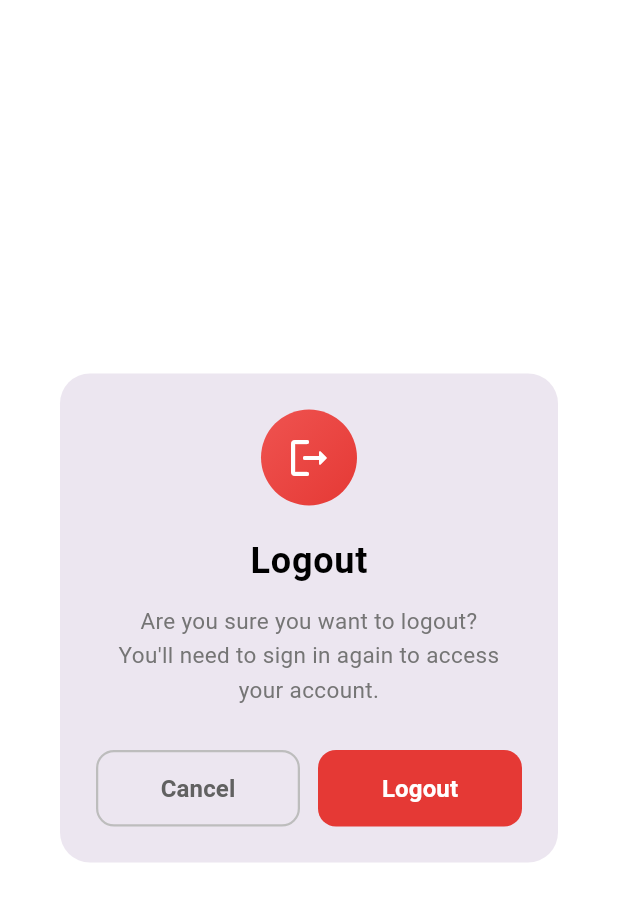
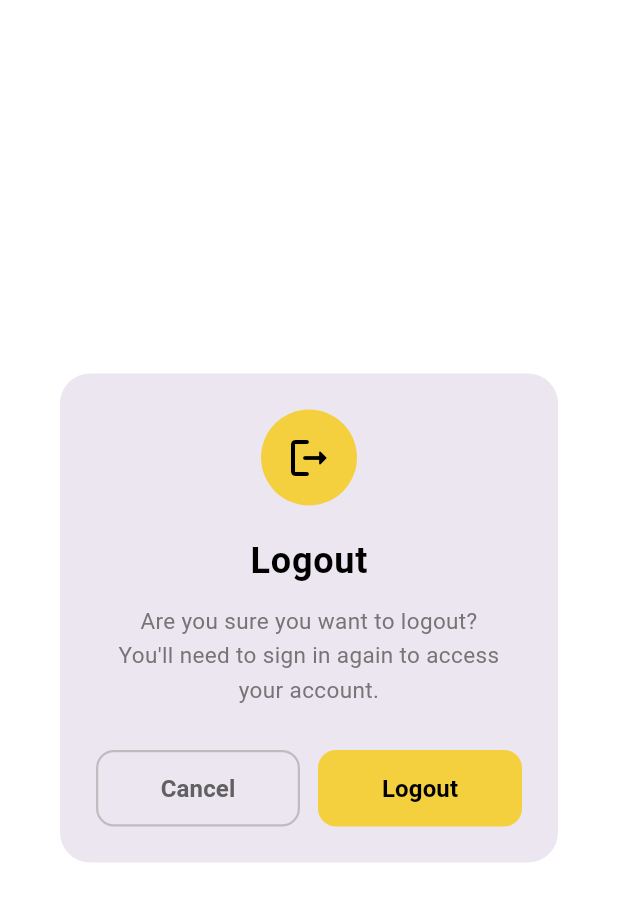
Before and after one commit to JomonJohnson9567/BEE-CHEM, a Flutter app: the LogoutDialog widget shown alone on an empty page, opened directly, on a phone screen of 412 x 824 dp. Shown: the top 902 px of the screen. Run offline on Flutter 3.47's test engine with Material 3 defaults, Android fonts, the phone set to English and light mode, and no system bars; our stand-ins replace equatable, flutter_bloc, shared_preferences, shimmer; accounts and stored records are empty; network calls fail; Roboto replaces fonts that are missing (Poppins).

Commit message:
Added Logout feature

```diff
--- a/lib/core/constants/app_colors.dart
+++ b/lib/core/constants/app_colors.dart
@@ -58,19 +58,19 @@ class AppColors {
   static const Color loadingIndicatorSecondary = Colors.white;
 
   // Logout Dialog Colors
-  static Color logoutIconGradientStart = Colors.red.shade400;
-  static Color logoutIconGradientEnd = Colors.red.shade600;
-  static const Color logoutIconColor = Colors.white;
+  static Color logoutIconGradientStart = Color(0xFFF4D03F);
+  static Color logoutIconGradientEnd = Color(0xFFF4D03F);
+  static const Color logoutIconColor = Colors.black;
   static const Color logoutTitleColor = Colors.black;
   static Color logoutContentColor = Colors.grey.shade600;
   static Color logoutCancelBorderColor = Colors.grey.shade400;
   static Color logoutCancelBorderColorDisabled = Colors.grey.shade300;
   static Color logoutCancelTextColor = Colors.grey.shade700;
   static Color logoutCancelTextColorDisabled = Colors.grey.shade400;
-  static Color logoutButtonBackground = Colors.red.shade600;
-  static Color logoutButtonBackgroundDisabled = Colors.red.shade300;
-  static const Color logoutButtonText = Colors.white;
-  static Color logoutSnackbarBackground = Colors.red.shade600;
+  static Color logoutButtonBackground = Color(0xFFF4D03F);
+  static Color logoutButtonBackgroundDisabled = Color(0xFFF4D03F);
+  static const Color logoutButtonText = Colors.black;
+  static Color logoutSnackbarBackground = Color(0xFFF4D03F);
   static const Color logoutDialogBackground = Colors.white;
-  static Color logoutButtonShadow = Colors.red.withOpacity(0.4);
+  static Color logoutButtonShadow = Color(0xFFF4D03F).withOpacity(0.4);
 }
--- a/lib/presentation/widgets/logout_dialog.dart
+++ b/lib/presentation/widgets/logout_dialog.dart
@@ -89,7 +89,7 @@ class LogoutDialog extends StatelessWidget {
                       fontSize: 24,
                       fontWeight: FontWeight.bold,
                       letterSpacing: 0.5,
-                      color: AppColors.logoutTitleColor,
+                      color: AppColors.logoutButtonText,
                     ),
                   ),
                   const SizedBox(height: 12),
```
Also changed, not shown: lib/data/repository/auth_repository.dart (+12 -0 lines), lib/data/services/api_service.dart (+17 -0 lines), lib/presentation/screens/personal details/personal_details.dart (+6 -6 lines).
